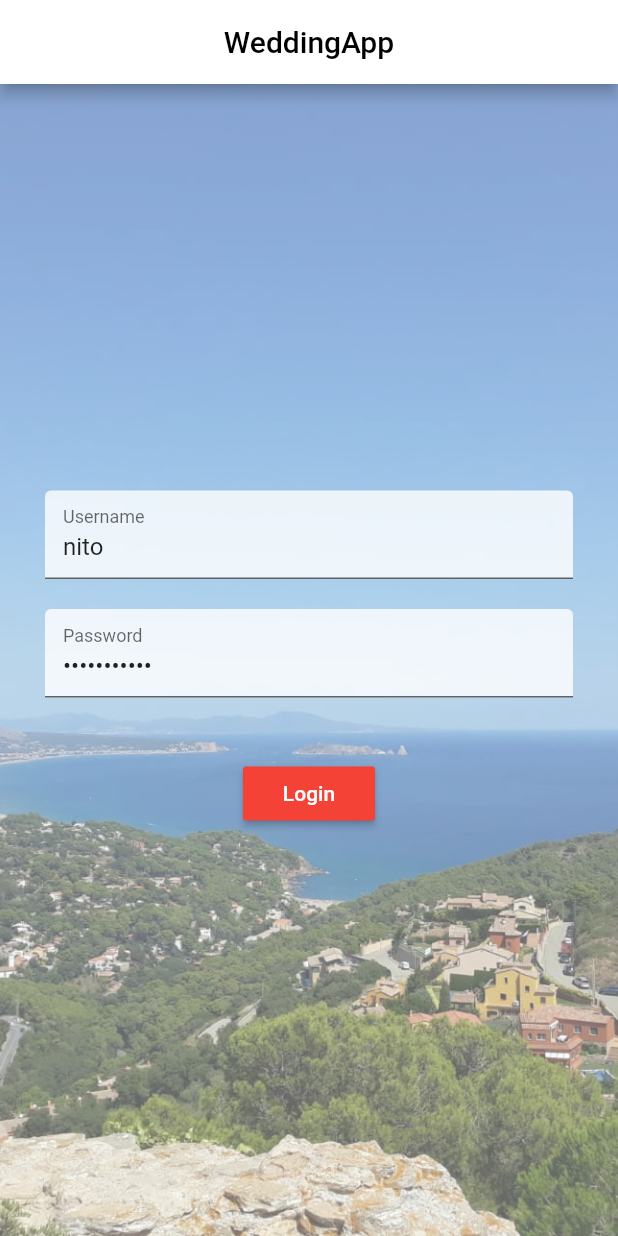
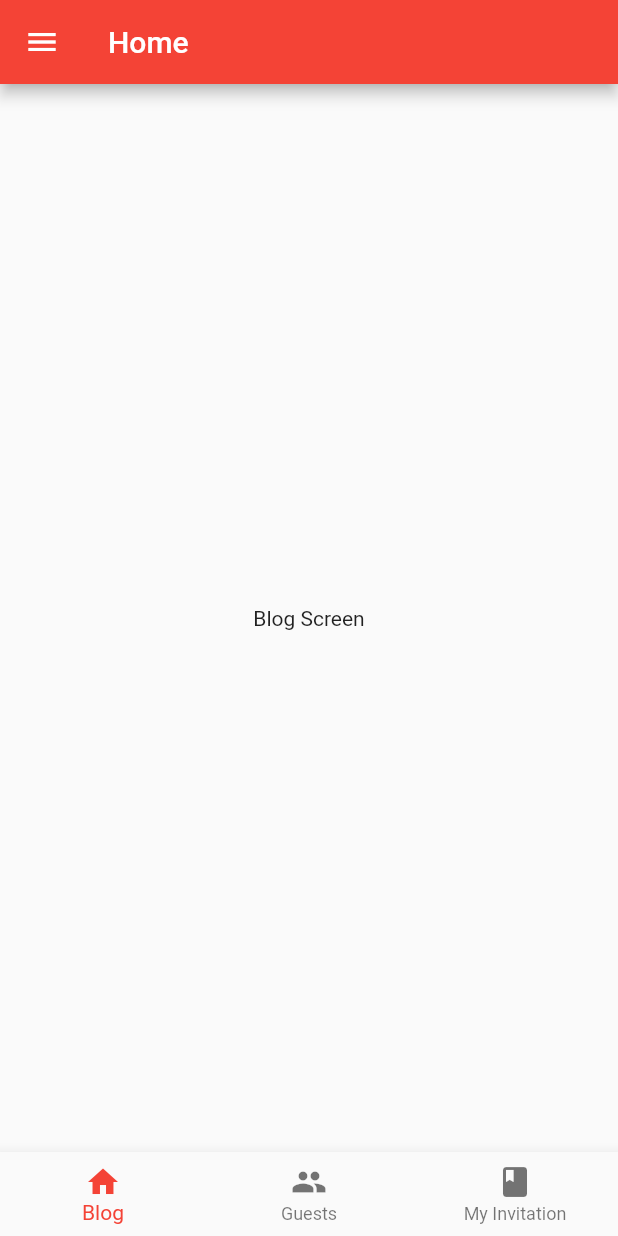
Before and after one commit to AdilHernandez91/wedding-flutter, a Flutter app: the screen it shows after launch, on a phone screen of 412 x 824 dp. Run offline on Flutter 3.47's test engine with Material 2 defaults, Android fonts, the phone set to English and light mode, and no system bars; our stand-ins replace progress_dialog, shared_preferences; accounts and stored records are empty.

Commit message:
Refactored, fixed login and added tabs

```diff
--- a/lib/main.dart
+++ b/lib/main.dart
@@ -1,9 +1,9 @@
+import 'dart:async';
+
 import 'package:flutter/material.dart';
 import 'package:scoped_model/scoped_model.dart';
 
-import 'routes.dart';
 import 'scoped-models/main.dart';
-
 import 'screens/login_screen.dart';
 import 'screens/home_screen.dart';
 
@@ -24,19 +24,19 @@ class _WeddingAppState extends State<WeddingApp> {
 
   @override
   void initState() {
-    if (_model.getToken() != null) {
-       _model.getProfile()
+    _checkIfLodded()
       .then((response) {
         setState(() => _isAuthenticated = true);
       })
       .catchError((err) {
         setState(() => _isAuthenticated = false);
       });
-    } else {
-      setState(() => _isAuthenticated = false);
+
+    super.initState();
   }
 
-    super.initState();
+  Future<void> _checkIfLodded() async {
+    return await _model.getProfile();
   }
 
   @override
@@ -47,15 +47,15 @@ class _WeddingAppState extends State<WeddingApp> {
         title: 'WeddingApp',
         theme: buildAppTheme(),
         initialRoute: '/LoginScreen',
-        routes: routes,
+        routes: {
+          '/LoginScreen': (BuildContext context) =>
+            !_isAuthenticated ? LoginScreen() : HomeScreen(),
+          '/HomeScreen': (BuildContext context) => HomeScreen(),
+        },
         onGenerateRoute: (RouteSettings settings) {
           if (!_isAuthenticated) {
             return MaterialPageRoute(
               builder: (BuildContext context) => LoginScreen(),
-            );
-          } else {
-            return MaterialPageRoute(
-              builder: (BuildContext context) => HomeScreen(),
             );
           }
         },
--- a/lib/routes.dart
+++ /dev/null
@@ -1,9 +0,0 @@
-import 'package:flutter/material.dart';
-
-import 'screens/login_screen.dart';
-import 'screens/home_screen.dart';
-
-final routes = {
-  '/LoginScreen': (BuildContext context) => LoginScreen(),
-  '/HomeScreen': (BuildContext context) => HomeScreen(),
-};
--- a/lib/scoped-models/auth_model.dart
+++ b/lib/scoped-models/auth_model.dart
@@ -1,8 +1,10 @@
+import 'dart:io';
+import 'dart:convert';
+import 'dart:async';
+
 import 'package:scoped_model/scoped_model.dart';
 import 'package:http/http.dart' as http;
 import 'package:shared_preferences/shared_preferences.dart';
-import 'dart:io';
-import 'dart:convert';
 
 import '../models/user.dart';
 
--- /dev/null
+++ b/lib/screens/blog_screen.dart
@@ -0,0 +1,8 @@
+import 'package:flutter/material.dart';
+
+class BlogScreen extends StatelessWidget {
+  @override
+  Widget build(BuildContext context) {
+    return Container(child: Center(child: Text('Blog Screen'),),);
+  }
+}
--- /dev/null
+++ b/lib/screens/guest_screen.dart
@@ -0,0 +1,8 @@
+import 'package:flutter/material.dart';
+
+class GuestScreen extends StatelessWidget {
+  @override
+  Widget build(BuildContext context) {
+    return Container(child: Center(child: Text('Guest Screen'),),);
+  }
+}
--- a/lib/screens/home_screen.dart
+++ b/lib/screens/home_screen.dart
@@ -1,7 +1,11 @@
 import 'package:flutter/material.dart';
-import 'package:scoped_model/scoped_model.dart';
 
-import '../scoped-models/main.dart';
+import '../widgets/home/drawer_widget.dart';
+import '../widgets/home/bottom_navigation _widget.dart';
+
+import 'invitation_screen.dart';
+import 'blog_screen.dart';
+import 'guest_screen.dart';
 
 class HomeScreen extends StatefulWidget {
   @override
@@ -11,42 +15,26 @@ class HomeScreen extends StatefulWidget {
 }
 
 class _HomeScreenState extends State<HomeScreen> {
+  int _currentIndex = 0;
+  final List<Widget> _children = [
+    BlogScreen(),
+    GuestScreen(),
+    InvitationScreen(),
+  ];
+
   @override
   Widget build(BuildContext context) {
     return Scaffold(
       appBar: AppBar(title: Text('Home')),
-      drawer: _buildHomeDrawer(),
-      body: Center(child: Text('Home Screen'),),
+      drawer: DrawerWidget(),
+      body: _children[_currentIndex],
+      bottomNavigationBar: BottomNavigationWidget(_currentIndex, _onTabTapped)
     );
   }
 
-  Widget _buildHomeDrawer() {
-    return ScopedModelDescendant<MainModel>(
-      builder: (BuildContext context, Widget child, MainModel model) {
-        return Drawer(
-          child: Column(
-            children: <Widget>[
-              UserAccountsDrawerHeader(
-                accountName: Text(model.currentUser.username),
-                accountEmail: Text('User account'),
-                currentAccountPicture: CircleAvatar(
-                  backgroundColor: Colors.white,
-                  child: Text(model.currentUser.username[0].toUpperCase()),
-                ),
-              ),
-              ListTile(
-                leading: Icon(Icons.exit_to_app),
-                title: Text('Logout'),
-                onTap: () {
-
-                  Navigator.pushReplacementNamed(context, '/LoginScreen');
-                   model.logOut();
-                },
-              ),
-            ],
-          ),
-        );
-      },
-    );
+  void _onTabTapped(int index) {
+    setState(() {
+      _currentIndex = index;
+    });
   }
 }
--- /dev/null
+++ b/lib/screens/invitation_screen.dart
@@ -0,0 +1,8 @@
+import 'package:flutter/material.dart';
+
+class InvitationScreen extends StatelessWidget {
+  @override
+  Widget build(BuildContext context) {
+    return Container(child: Center(child: Text('Invitation Screen'),),);
+  }
+}
--- a/lib/screens/login_screen.dart
+++ b/lib/screens/login_screen.dart
@@ -1,10 +1,12 @@
 import 'package:flutter/material.dart';
-import 'package:scoped_model/scoped_model.dart';
 import 'package:progress_dialog/progress_dialog.dart';
 
 import '../scoped-models/main.dart';
 
 import '../utils/functions/common_functions.dart';
+import '../widgets/login/username_widget.dart';
+import '../widgets/login/password_widget.dart';
+import '../widgets/login/submit_button_widget.dart';
 
 class LoginScreen extends StatefulWidget {
   @override
@@ -18,8 +20,8 @@ class _LoginScreenState extends State<LoginScreen> {
   final FocusNode _usernameFocus = FocusNode();
   final FocusNode _passwordFocus = FocusNode();
 
-  String _username;
-  String _password;
+  String _username = 'nito'; // For testing purposes
+  String _password = 'deadsoul696'; // For testing purposes
   ProgressDialog pr;
 
   @override
@@ -40,11 +42,11 @@ class _LoginScreenState extends State<LoginScreen> {
               key: _formKey,
               child: Column(
                 children: <Widget>[
-                  _buildUsernameField(),
+                  UsernameWidget(_usernameFocus, _passwordFocus, _username),
                   SizedBox(height: 20.0,),
-                  _buildPasswordField(),
+                  PasswordWidget(_passwordFocus, _password),
                   SizedBox(height: 40.0,),
-                  _buildSubmitButton()
+                  SubmitButtonWidget(_onSubmit),
                 ],
               ),
             ),
@@ -73,69 +75,6 @@ class _LoginScreenState extends State<LoginScreen> {
     );
   }
 
-  TextFormField _buildUsernameField() {
-    return TextFormField(
-      initialValue: 'nito',
-      focusNode: _usernameFocus,
-      textInputAction: TextInputAction.next,
-      decoration: InputDecoration(
-        hintText: 'Type your username',
-        labelText: 'Username',
-        filled: true,
-        fillColor: Colors.white.withOpacity(0.8),
-      ),
-      validator: (String username) {
-        if (username.isEmpty) {
-          return 'Username is required';
-        }
-      },
-      onFieldSubmitted: (String username) {
-        FocusScope.of(context).requestFocus(_passwordFocus);
-      },
-      onSaved: (String username) {
-        _username = username;
-      },
-    );
-  }
-
-  TextFormField _buildPasswordField() {
-    return TextFormField(
-      initialValue: 'deadsoul696',
-      focusNode: _passwordFocus,
-      obscureText: true,
-      textInputAction: TextInputAction.done,
-      decoration: InputDecoration(
-        hintText: 'Type your password',
-        labelText: 'Password',
-        filled: true,
-        fillColor: Colors.white.withOpacity(0.8),
-      ),
-      validator: (String password) {
-        if (password.isEmpty) {
-          return 'Password is required';
-        }
-      },
-      onFieldSubmitted: (String password) {
-        _passwordFocus.unfocus();
-      },
-      onSaved: (String password) {
-        _password = password;
-      },
-    );
-  }
-
-  Widget _buildSubmitButton() {
-    return ScopedModelDescendant<MainModel>(
-      builder: (BuildContext context, Widget child, MainModel model) {
-        return RaisedButton(
-          child: Text('Login'),
-          textColor: Colors.white,
-          onPressed: () => _onSubmit(model),
-        );
-      },
-    );
-  }
-
   void _onSubmit(MainModel model) async {
     if (!_formKey.currentState.validate()) return;
 
--- /dev/null
+++ b/lib/widgets/home/bottom_navigation _widget.dart
@@ -0,0 +1,30 @@
+import 'package:flutter/material.dart';
+
+class BottomNavigationWidget extends StatelessWidget {
+  final int currentIndex;
+  final Function onTabTapped;
+
+  BottomNavigationWidget(this.currentIndex, this.onTabTapped);
+
+  @override
+  Widget build(BuildContext context) {
+    return BottomNavigationBar(
+      currentIndex: currentIndex,
+      onTap: onTabTapped,
+      items: [
+        BottomNavigationBarItem(
+          icon: Icon(Icons.home),
+          title: Text('Blog'),
+        ),
+        BottomNavigationBarItem(
+          icon: Icon(Icons.people),
+          title: Text('Guests'),
+        ),
+        BottomNavigationBarItem(
+          icon: Icon(Icons.book),
+          title: Text('My Invitation'),
+        )
+      ],
+    );
+  }
+}
```
Also changed, not shown: lib/widgets/home/drawer_widget.dart (added, +36 -0 lines), lib/widgets/login/password_widget.dart (added, +35 -0 lines), lib/widgets/login/submit_button_widget.dart (added, +23 -0 lines), lib/widgets/login/username_widget.dart (added, +35 -0 lines). Lines whose indentation alone changed are shown as unchanged.
